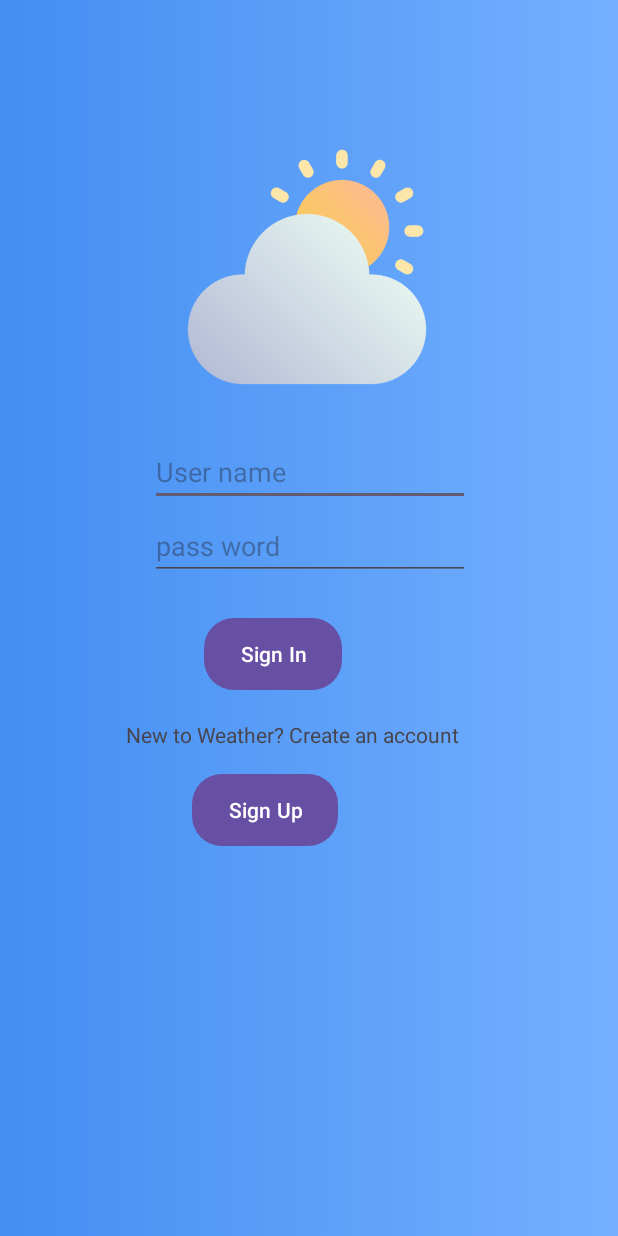
After one commit to vanhioi/Weather_App, an Android app: the layout activity_sign_in.xml on its own in the app's theme, with its tools: preview values and no code run, on a phone screen of 412 x 824 dp. The commit adds this screen. Run offline under Robolectric (Android 15) with nearby library versions, the phone set to English and light mode, and no system bars.

Commit message:
thay doi

```diff
--- a/app/src/main/AndroidManifest.xml
+++ b/app/src/main/AndroidManifest.xml
@@ -13,6 +13,12 @@
         android:theme="@style/Theme.Weather_App"
         tools:targetApi="31">
         <activity
+            android:name=".Activitis.sign_up"
+            android:exported="false" />
+        <activity
+            android:name=".Activitis.sign_in"
+            android:exported="false" />
+        <activity
             android:name=".Activitis.FutureActivity"
             android:exported="false" />
         <activity
--- /dev/null
+++ b/app/src/main/res/layout/activity_sign_in.xml
@@ -0,0 +1,75 @@
+<?xml version="1.0" encoding="utf-8"?>
+<androidx.constraintlayout.widget.ConstraintLayout xmlns:android="http://schemas.android.com/apk/res/android"
+    xmlns:app="http://schemas.android.com/apk/res-auto"
+    xmlns:tools="http://schemas.android.com/tools"
+    android:layout_width="match_parent"
+    android:layout_height="match_parent"
+    android:background="@drawable/background">
+
+    <ImageView
+        android:id="@+id/imageView6"
+        android:layout_width="wrap_content"
+        android:layout_height="wrap_content"
+        android:layout_marginStart="124dp"
+        android:layout_marginTop="96dp"
+        android:src="@drawable/cloudy_sunny"
+        app:layout_constraintStart_toStartOf="parent"
+        app:layout_constraintTop_toTopOf="parent" />
+
+    <EditText
+        android:id="@+id/edtUserName"
+        android:layout_width="wrap_content"
+        android:layout_height="wrap_content"
+        android:layout_marginStart="100dp"
+        android:layout_marginTop="292dp"
+        android:ems="10"
+        android:hint="User name"
+        android:inputType="text"
+        app:layout_constraintStart_toStartOf="parent"
+        app:layout_constraintTop_toTopOf="parent" />
+    <EditText
+        android:id="@+id/edtPassWord"
+        android:layout_width="wrap_content"
+        android:layout_height="wrap_content"
+        android:layout_marginStart="100dp"
+        android:layout_marginTop="4dp"
+        android:ems="10"
+        android:hint="pass word"
+        android:inputType="textPassword"
+        app:layout_constraintStart_toStartOf="parent"
+        app:layout_constraintTop_toBottomOf="@+id/edtUserName" />
+
+    <TextView
+        android:id="@+id/textView15"
+        android:layout_width="wrap_content"
+        android:layout_height="wrap_content"
+        android:layout_marginStart="84dp"
+        android:layout_marginTop="480dp"
+        android:text="New to Weather? Create an account"
+        app:layout_constraintStart_toStartOf="parent"
+        app:layout_constraintTop_toTopOf="parent" />
+
+    <Button
+        android:id="@+id/btnSignin"
+        android:layout_width="wrap_content"
+        android:layout_height="wrap_content"
+        android:layout_marginStart="136dp"
+        android:layout_marginTop="412dp"
+        android:background="@drawable/background2"
+        android:text="Sign In"
+        app:layout_constraintStart_toStartOf="parent"
+        app:layout_constraintTop_toTopOf="parent" />
+
+    <Button
+        android:id="@+id/btnSignup"
+        android:layout_width="wrap_content"
+        android:layout_height="wrap_content"
+        android:layout_marginStart="128dp"
+        android:layout_marginTop="516dp"
+        android:background="@drawable/background2"
+        android:text="Sign Up"
+        app:layout_constraintStart_toStartOf="parent"
+        app:layout_constraintTop_toTopOf="parent" />
+
+
+</androidx.constraintlayout.widget.ConstraintLayout>
--- a/app/src/main/res/layout/sign_in.xml
+++ b/app/src/main/res/layout/activity_sign_up.xml
@@ -6,6 +6,7 @@
     android:layout_height="match_parent"
     android:background="@drawable/start">
 
+
     <Button
         android:id="@+id/button2"
         android:layout_width="wrap_content"
@@ -13,7 +14,7 @@
         android:layout_marginStart="160dp"
         android:layout_marginTop="476dp"
         android:background="@drawable/background2"
-        android:text="Sign in"
+        android:text="Sign up"
         app:layout_constraintStart_toStartOf="parent"
-        app:layout_constraintTop_toTopOf="parent" />
+        app:layout_constraintTop_toTopOf="parent"></Button>
 </androidx.constraintlayout.widget.ConstraintLayout>
```
Also changed, not shown: app/src/main/java/com/example/weather_app/Activitis/MainActivity.java (+18 -5 lines), app/src/main/java/com/example/weather_app/Activitis/sign_in.java (added, +41 -0 lines), app/src/main/java/com/example/weather_app/Activitis/sign_up.java (added, +21 -0 lines), app/src/main/res/layout/activity_main.xml (+9 -9 lines).
